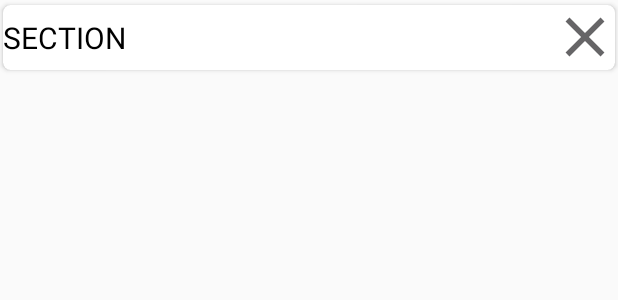
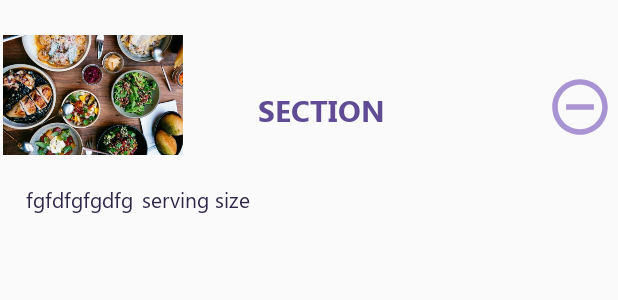
Before and after one commit to alecalin366/Food, an Android app: the layout card_section.xml on its own in the app's theme, with its tools: preview values and no code run, on a phone screen of 412 x 824 dp. Shown: the top 300 px of the screen. Run offline under Robolectric (Android 15) with nearby library versions, the light colour scheme and no system bars.

Commit message:
some design details

```diff
--- /dev/null
+++ b/app/src/main/res/drawable-anydpi/ic_remove_circle.xml
@@ -0,0 +1,16 @@
+<vector xmlns:android="http://schemas.android.com/apk/res/android"
+    android:width="24dp"
+    android:height="24dp"
+    android:viewportWidth="24"
+    android:viewportHeight="24"
+    android:tint="#947AC9"
+    android:alpha="0.8">
+  <group android:scaleX="1.1111112"
+      android:scaleY="1.1111112"
+      android:translateX="-1.3333334"
+      android:translateY="-1.3333334">
+    <path
+        android:fillColor="@android:color/white"
+        android:pathData="M7,11v2h10v-2L7,11zM12,2C6.48,2 2,6.48 2,12s4.48,10 10,10 10,-4.48 10,-10S17.52,2 12,2zM12,20c-4.41,0 -8,-3.59 -8,-8s3.59,-8 8,-8 8,3.59 8,8 -3.59,8 -8,8z"/>
+  </group>
+</vector>
--- a/app/src/main/res/layout/card_section.xml
+++ b/app/src/main/res/layout/card_section.xml
@@ -1,39 +1,74 @@
 <?xml version="1.0" encoding="utf-8"?>
 <RelativeLayout xmlns:android="http://schemas.android.com/apk/res/android"
     android:layout_width="match_parent"
-    android:layout_height="50dp"
+    android:layout_height="wrap_content"
     xmlns:app="http://schemas.android.com/apk/res-auto">
 
     <androidx.cardview.widget.CardView
         android:layout_width="match_parent"
         android:layout_height="wrap_content"
-        app:cardElevation="2dp"
+        app:cardElevation="0dp"
         app:cardCornerRadius="5dp"
+        app:cardBackgroundColor="#0000"
         app:cardPreventCornerOverlap="false"
         app:cardUseCompatPadding="true">
 
         <RelativeLayout
             android:layout_width="match_parent"
             android:layout_height="match_parent">
+
+            <ImageView
+                android:id="@+id/photo"
+                android:layout_width="120dp"
+                android:layout_height="120dp"
+                android:contentDescription="@string/poza_eteta"
+                android:src="@drawable/food"
+                />
+
             <TextView
                 android:id="@+id/sectionName"
                 android:layout_width="wrap_content"
                 android:layout_toLeftOf="@id/removeButton"
-                android:layout_height="match_parent"
+                android:layout_height="wrap_content"
                 android:layout_centerVertical="true"
-                android:layout_alignParentStart="true"
+                android:layout_toRightOf="@+id/photo"
+                android:paddingLeft="50dp"
+                android:layout_centerHorizontal="true"
                 android:gravity="center_vertical"
                 android:textSize="20sp"
-                android:textColor="@color/black"
+                android:textColor="@color/purple1_DARK"
+                android:fontFamily="@font/segoe_ui_bold"
                 android:text="SECTION"/>
 
             <Button
                 android:id="@+id/removeButton"
                 android:layout_width="40dp"
                 android:layout_height="40dp"
-                android:background="@drawable/ic_close"
-                android:layout_centerVertical="true"
-                android:layout_alignParentEnd="true"/>
+                android:layout_alignParentEnd="true"
+                android:layout_marginTop="48dp"
+                android:layout_marginEnd="3dp"
+                android:background="@drawable/ic_remove_circle" />
+
+            <TextView
+                android:id="@+id/servings"
+                android:layout_width="wrap_content"
+                android:layout_height="wrap_content"
+                android:layout_below="@+id/photo"
+                android:text="fgfdfgfgdfg"
+                android:fontFamily="@font/segoe_ui"
+                android:textColor="@color/purple2_DARK"
+                android:paddingLeft="15dp"/>
+
+            <TextView
+                android:id="@+id/servingsText"
+                android:layout_width="wrap_content"
+                android:layout_height="wrap_content"
+                android:fontFamily="@font/segoe_ui"
+                android:textColor="@color/purple2_DARK"
+                android:layout_toRightOf="@+id/servings"
+                android:layout_below="@+id/photo"
+                android:paddingLeft="6dp"
+                android:text="serving size" />
         </RelativeLayout>
 
     </androidx.cardview.widget.CardView>
```
Also changed, not shown: app/src/main/java/com/example/food/Likes/LikesFragment.java (+0 -10 lines), app/src/main/java/com/example/food/ShopActivity/MyAdapter.java (+17 -1 lines), app/src/main/res/layout/card_cell.xml (+5 -5 lines), app/src/main/res/layout/fragment_likes.xml (+15 -9 lines), app/src/main/res/layout/fragment_shop.xml (+14 -8 lines), app/src/main/res/drawable-hdpi/ic_remove_circle.png (added), app/src/main/res/drawable-mdpi/ic_remove_circle.png (added), app/src/main/res/drawable-xhdpi/ic_remove_circle.png (added), app/src/main/res/drawable-xxhdpi/ic_remove_circle.png (added).
